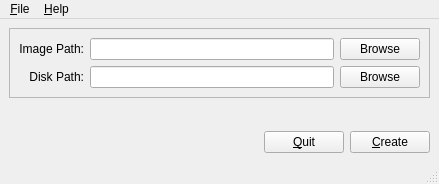
Qt form staj-projeleri/puding/data/ui/qtMain.ui (pars-linux/uludag) before a commit.
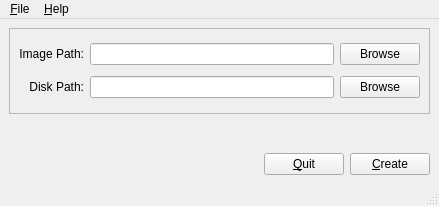
The same form after that commit.

```diff
--- a/staj-projeleri/puding/data/ui/qtMain.ui
+++ b/staj-projeleri/puding/data/ui/qtMain.ui
@@ -7,7 +7,7 @@
     <x>0</x>
     <y>0</y>
     <width>439</width>
-    <height>184</height>
+    <height>206</height>
    </rect>
   </property>
   <property name="minimumSize">
@@ -23,6 +23,12 @@
    <layout class="QVBoxLayout" name="verticalLayout">
     <item>
      <widget class="QFrame" name="frame">
+      <property name="minimumSize">
+       <size>
+        <width>0</width>
+        <height>86</height>
+       </size>
+      </property>
       <property name="frameShape">
        <enum>QFrame::StyledPanel</enum>
       </property>
```
Left out of the diff: 2 changed lines with no effect on the pictures.
